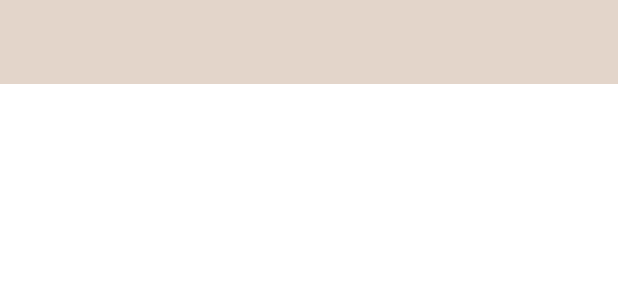
After one commit to SvetOrel/HappyPlacesApp, an Android app: the layout activity_happy_place_detail.xml on its own in the app's theme, with its tools: preview values and no code run, on a phone screen of 412 x 824 dp. The commit adds this screen. Shown: the top 300 px of the screen. Run offline under Robolectric (Android 15) with nearby library versions, the phone set to English and light mode, and no system bars.

Commit message:
Happy Places App

```diff
--- a/app/src/main/java/com/example/happyplaces/activities/AddHappyPlaceActivity.kt
+++ b/app/src/main/java/com/example/happyplaces/activities/AddHappyPlaceActivity.kt
@@ -129,10 +129,7 @@ class AddHappyPlaceActivity : AppCompatActivity(),View.OnClickListener {
                         val dbHandler = DatabaseHandler(this)
                         val addHappyPlace = dbHandler.addHappyPlace(happyPlaceModel)
                         if(addHappyPlace > 0){
-                            Toast.makeText(
-                                this,
-                                "The happy place details are inserted successfully",
-                                Toast.LENGTH_SHORT).show()
+                            setResult(Activity.RESULT_OK)
                             finish()
                         }
                     }
--- /dev/null
+++ b/app/src/main/res/layout/activity_happy_place_detail.xml
@@ -0,0 +1,18 @@
+<?xml version="1.0" encoding="utf-8"?>
+<androidx.constraintlayout.widget.ConstraintLayout xmlns:android="http://schemas.android.com/apk/res/android"
+    xmlns:app="http://schemas.android.com/apk/res-auto"
+    xmlns:tools="http://schemas.android.com/tools"
+    android:layout_width="match_parent"
+    android:layout_height="match_parent"
+    tools:context=".activities.HappyPlaceDetailActivity">
+
+    <androidx.appcompat.widget.Toolbar
+        android:id="@+id/toolbarHappyPlaceDetail"
+        android:layout_width="match_parent"
+        android:layout_height="?attr/actionBarSize"
+        android:background="@color/colorPrimary"
+        app:layout_constraintEnd_toEndOf="parent"
+        app:layout_constraintStart_toStartOf="parent"
+        app:layout_constraintTop_toTopOf="parent"
+        android:theme="@style/CustomToolbarStyle"/>
+</androidx.constraintlayout.widget.ConstraintLayout>
--- a/app/src/main/res/layout/item_happy_place.xml
+++ b/app/src/main/res/layout/item_happy_place.xml
@@ -42,7 +42,7 @@
                     android:id="@+id/tvTitle"
                     android:layout_width="match_parent"
                     android:layout_height="wrap_content"
-                    android:textColor="@color/primary_text_color"
+                    android:textColor="@color/colorPrimaryDark"
                     android:textSize="@dimen/item_happy_place_title_textSize"
                     android:textStyle="bold"
                     tools:text="Name"/>
```
Also changed, not shown: app/src/main/AndroidManifest.xml (+18 -10 lines), app/src/main/java/com/example/happyplaces/activities/HappyPlaceDetailActivity.kt (added, +12 -0 lines), app/src/main/java/com/example/happyplaces/activities/MainActivity.kt (+33 -5 lines), app/src/main/java/com/example/happyplaces/adapters/HappyPlacesAdapter.kt (+36 -1 lines).
